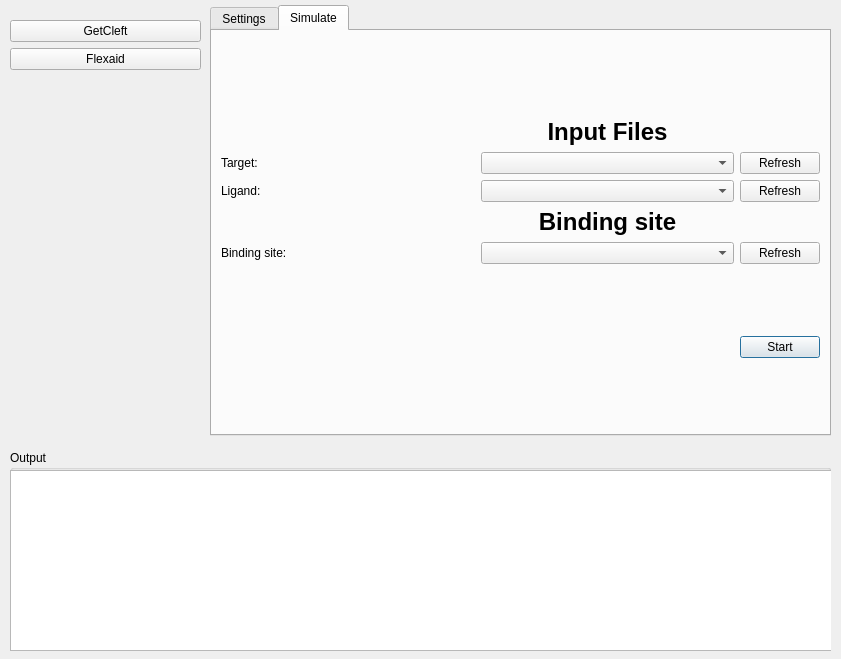
First picture: the form in demowidget2.ui, repository ThomasDesc/NRG_plugin, before the edit.
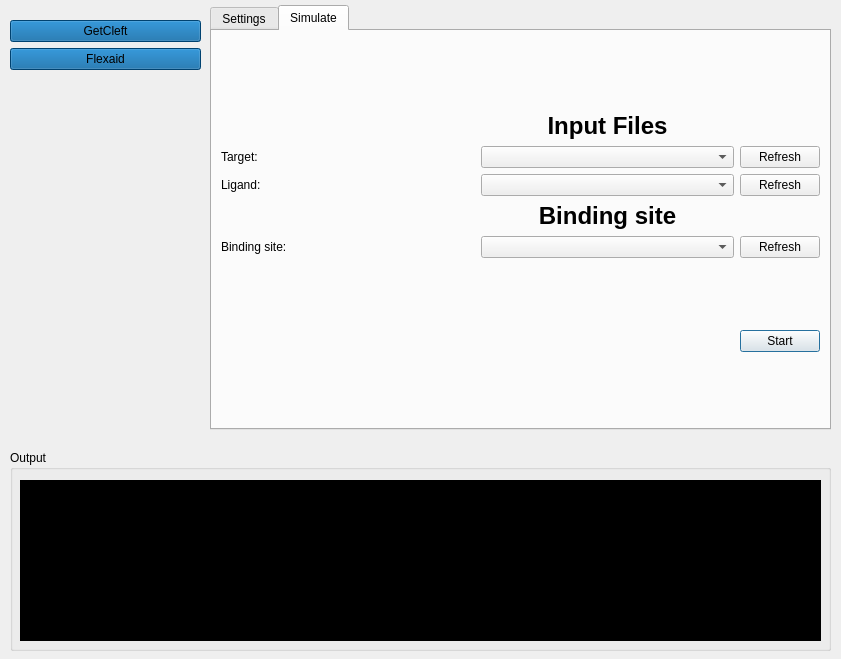
Second picture: the form after the edit. The open tabs and pages were chosen to show the change.

Patch:
```diff
--- a/demowidget2.ui
+++ b/demowidget2.ui
@@ -25,6 +25,17 @@
      <height>441</height>
     </rect>
    </property>
+   <property name="styleSheet">
+    <string notr="true">QWidget{
+	backgroud-color:rgb(74, 73, 75)
+}
+QPushButton{
+	background-color: rgb(0,92,157);
+}
+QPushButton:checked{
+	background-color: rgb(256,0,157);
+}</string>
+   </property>
    <layout class="QVBoxLayout" name="verticalLayout_2">
     <item>
      <spacer name="verticalSpacer_2">
@@ -44,9 +55,21 @@
     </item>
     <item>
      <widget class="QPushButton" name="button_getcleft">
+      <property name="styleSheet">
+       <string notr="true"/>
+      </property>
       <property name="text">
        <string>GetCleft</string>
       </property>
+      <property name="checkable">
+       <bool>true</bool>
+      </property>
+      <property name="checked">
+       <bool>false</bool>
+      </property>
+      <property name="autoExclusive">
+       <bool>true</bool>
+      </property>
      </widget>
     </item>
     <item>
@@ -54,6 +77,12 @@
       <property name="text">
        <string>Flexaid</string>
       </property>
+      <property name="checkable">
+       <bool>true</bool>
+      </property>
+      <property name="autoExclusive">
+       <bool>true</bool>
+      </property>
      </widget>
     </item>
     <item>
@@ -86,12 +115,16 @@
    <widget class="QTextBrowser" name="output_box">
     <property name="geometry">
      <rect>
-      <x>0</x>
-      <y>20</y>
-      <width>831</width>
-      <height>181</height>
+      <x>10</x>
+      <y>30</y>
+      <width>801</width>
+      <height>161</height>
      </rect>
     </property>
+    <property name="styleSheet">
+     <string notr="true">background-color: rgb(0, 0, 0);
+color:rgb(255, 255, 255);</string>
+    </property>
    </widget>
   </widget>
   <widget class="QStackedWidget" name="stackedWidget">
@@ -295,7 +328,7 @@
        <x>10</x>
        <y>5</y>
        <width>621</width>
-       <height>431</height>
+       <height>425</height>
       </rect>
      </property>
      <property name="acceptDrops">
```
Left out of the diff: 124 changed lines with no effect on the pictures.
